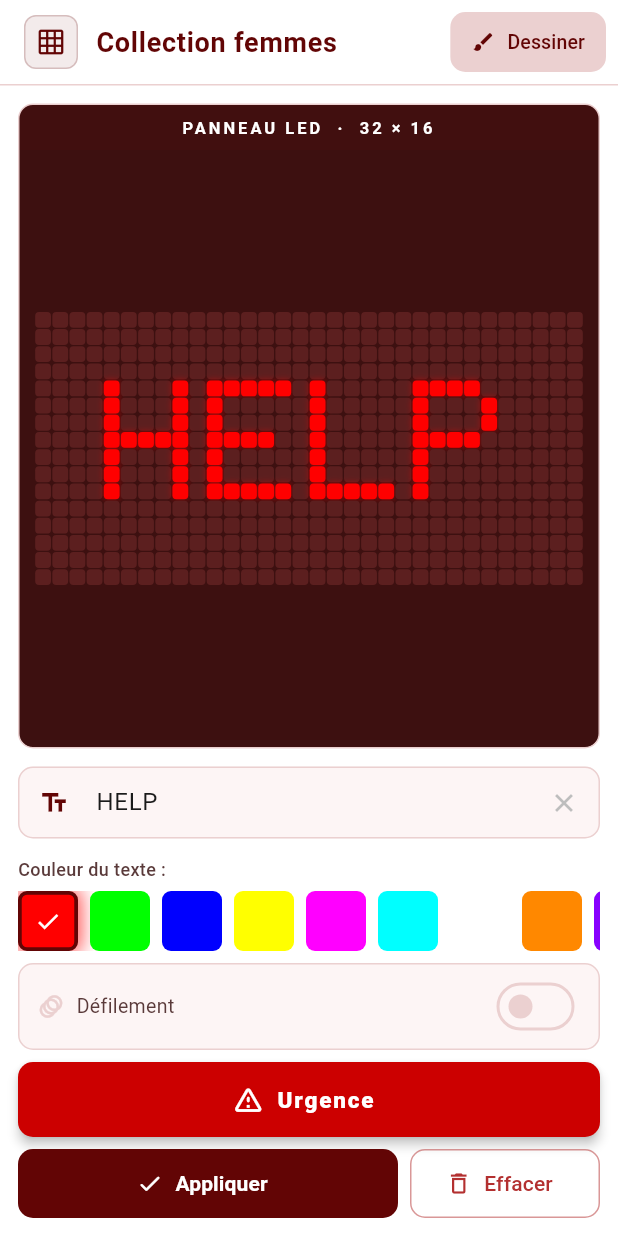
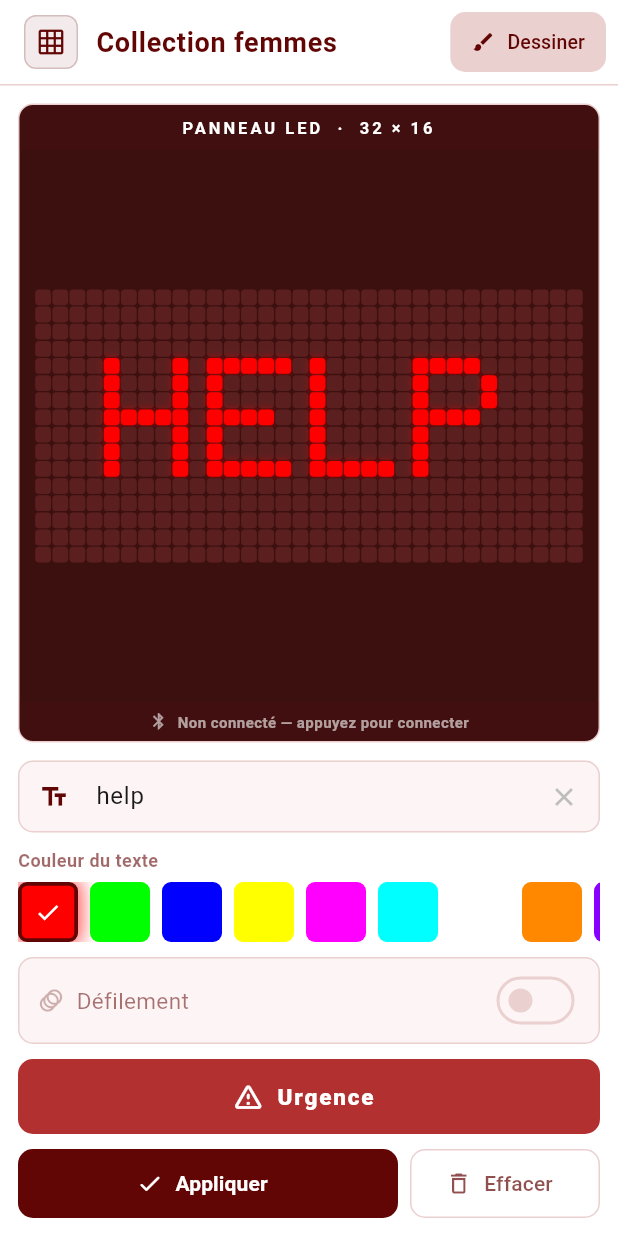
Before and after one commit to Astralale/led_matrix_app, a Flutter app: the screen it shows after launch, after a tap on "Urgence", on a phone screen of 412 x 824 dp. Run offline on Flutter 3.47's test engine with Material 3 defaults, Android fonts, the phone set to English and light mode, and no system bars; our stand-ins replace flutter_blue_plus.

Commit message:
feat: implement BLE functionality and enhance color palette for LED matrix

```diff
--- a/lib/config/constants.dart
+++ b/lib/config/constants.dart
@@ -18,9 +18,31 @@ class AppConstants {
     Color(0xFFFFFFFF), // 7 - Blanc
     Color(0xFFFF8800), // 8 - Orange
     Color(0xFF8800FF), // 9 - Violet
+    Color(0xFFFF1493), // 10 - Rose
+    Color(0xFFFF4400), // 11 - Rouge-orange
+    Color(0xFF80FF00), // 12 - Vert lime
+    Color(0xFF00AAFF), // 13 - Bleu ciel
+    Color(0xFFFFD700), // 14 - Or
+    Color(0xFF00FFB0), // 15 - Turquoise
   ];
 
-  static const List<int> textModeColors = [1, 2, 3, 4, 5, 6, 7, 8, 9];
+  static const List<int> textModeColors = [
+    1,
+    2,
+    3,
+    4,
+    5,
+    6,
+    7,
+    8,
+    9,
+    10,
+    11,
+    12,
+    13,
+    14,
+    15,
+  ];
 
   static const Color backgroundColor = Color(0xFFFFFFFF);
   static const Color surfaceColor = Color(0xFFFDF5F5);
--- a/lib/models/led_matrix.dart
+++ b/lib/models/led_matrix.dart
@@ -40,7 +40,7 @@ class LedMatrix {
 
   void setPixel(int x, int y, int colorIndex) {
     if (_isValidPosition(x, y)) {
-      _pixels[y][x] = colorIndex.clamp(0, 9);
+      _pixels[y][x] = colorIndex.clamp(0, 15);
     }
   }
 
@@ -51,7 +51,7 @@ class LedMatrix {
   void fill(int colorIndex) {
     for (int y = 0; y < height; y++) {
       for (int x = 0; x < width; x++) {
-        _pixels[y][x] = colorIndex.clamp(0, 9);
+        _pixels[y][x] = colorIndex.clamp(0, 15);
       }
     }
   }
--- a/lib/screens/text_mode_screen.dart
+++ b/lib/screens/text_mode_screen.dart
@@ -7,6 +7,7 @@ import '../services/text_renderer.dart';
 import '../widgets/matrix_preview.dart';
 import '../widgets/color_palette.dart';
 import 'draw_mode_screen.dart';
+import '../services/ble_service.dart';
 
 class TextModeScreen extends StatefulWidget {
   const TextModeScreen({super.key});
@@ -33,6 +34,10 @@ class _TextModeScreenState extends State<TextModeScreen> {
   // Draw scroll
   List<List<int>>? _scrollSnapshot;
 
+  // BLE
+  BleConnectionState _bleState = BleService.instance.currentState;
+  StreamSubscription<BleConnectionState>? _bleSub;
+
   @override
   void initState() {
     super.initState();
@@ -40,13 +45,21 @@ class _TextModeScreenState extends State<TextModeScreen> {
       DeviceOrientation.portraitUp,
       DeviceOrientation.portraitDown,
     ]);
+    _bleSub = BleService.instance.stateStream.listen(
+      (state) => setState(() => _bleState = state),
+    );
   }
 
   @override
   void dispose() {
     _scrollTimer?.cancel();
     _textController.dispose();
+    _bleSub?.cancel();
     super.dispose();
+  }
+
+  void _sendCurrentMatrix() {
+    BleService.instance.sendMatrix(_matrix.pixels);
   }
 
   void _applyText() {
@@ -73,6 +86,7 @@ class _TextModeScreenState extends State<TextModeScreen> {
           startX: centeredX.clamp(0, AppConstants.matrixWidth - 1),
         );
       });
+      _sendCurrentMatrix();
     }
   }
 
@@ -95,6 +109,7 @@ class _TextModeScreenState extends State<TextModeScreen> {
             _scrollOffset = AppConstants.matrixWidth;
           }
         });
+        _sendCurrentMatrix();
       },
     );
   }
@@ -164,6 +179,7 @@ class _TextModeScreenState extends State<TextModeScreen> {
             }
           }
         });
+        _sendCurrentMatrix();
       },
     );
   }
@@ -173,11 +189,12 @@ class _TextModeScreenState extends State<TextModeScreen> {
     setState(() {
       _matrix.clear();
     });
+    _sendCurrentMatrix();
   }
 
   void _displayHelp() {
     _stopScrollingAndReset();
-    _textController.text = 'HELP';
+    _textController.text = 'help';
     const helpColor = 1; // Rouge
     const text = 'HELP';
     final centeredX =
@@ -191,6 +208,7 @@ class _TextModeScreenState extends State<TextModeScreen> {
         startX: centeredX.clamp(0, AppConstants.matrixWidth - 1),
       );
     });
+    _sendCurrentMatrix();
   }
 
   Future<void> _openDrawMode() async {
@@ -229,19 +247,19 @@ class _TextModeScreenState extends State<TextModeScreen> {
 
           _buildTextField(),
 
-          const SizedBox(height: 12),
+          const SizedBox(height: 10),
 
           _buildColorSection(),
 
-          const SizedBox(height: 8),
+          const SizedBox(height: 10),
 
           _buildScrollToggle(),
 
-          const SizedBox(height: 8),
+          const SizedBox(height: 10),
 
           _buildHelpButton(),
 
-          const SizedBox(height: 8),
+          const SizedBox(height: 10),
 
           _buildActionButtons(),
         ],
@@ -338,16 +356,16 @@ class _TextModeScreenState extends State<TextModeScreen> {
                 size: 18,
                 color: _scrollEnabled
                     ? AppConstants.accentColor
-                    : AppConstants.borderColor,
+                    : AppConstants.accentColor.withOpacity(0.3),
               ),
               const SizedBox(width: 8),
               Text(
                 'Défilement',
                 style: TextStyle(
-                  fontSize: 13,
+                  fontSize: 15,
                   color: _scrollEnabled
                       ? AppConstants.accentColor
-                      : const Color(0xFF5A3A3A),
+                      : AppConstants.accentColor.withOpacity(0.55),
                   fontWeight: _scrollEnabled
                       ? FontWeight.w600
                       : FontWeight.normal,
@@ -375,20 +393,8 @@ class _TextModeScreenState extends State<TextModeScreen> {
     );
   }
 
-  Widget _buildMatrixPreview() {
-    return Flexible(
-      flex: 2,
-      child: Padding(
-        padding: const EdgeInsets.all(AppConstants.defaultPadding),
-        child: Container(
-          decoration: BoxDecoration(
-            color: const Color(0xFF3D1010),
-            borderRadius: BorderRadius.circular(AppConstants.defaultRadius),
-            border: Border.all(color: AppConstants.borderColor, width: 1),
-          ),
-          child: Column(
-            children: [
-              Container(
+  Widget _buildPanelHeader() {
+    return Container(
       width: double.infinity,
       padding: const EdgeInsets.symmetric(vertical: 7),
       decoration: BoxDecoration(
@@ -407,15 +413,107 @@ class _TextModeScreenState extends State<TextModeScreen> {
           letterSpacing: 2.0,
         ),
       ),
-              ),
-              Expanded(
-                child: ClipRRect(
+    );
+  }
+
+  Widget _buildBleFooter() {
+    final connected = _bleState == BleConnectionState.connected;
+    final scanning =
+        _bleState == BleConnectionState.scanning ||
+        _bleState == BleConnectionState.connecting;
+    final error = _bleState == BleConnectionState.error;
+
+    final Color fg = connected
+        ? AppConstants.successColor
+        : error
+        ? AppConstants.dangerColor
+        : AppConstants.backgroundColor.withOpacity(0.6);
+
+    final IconData icon = connected
+        ? Icons.bluetooth_connected
+        : scanning
+        ? Icons.bluetooth_searching
+        : error
+        ? Icons.bluetooth_disabled
+        : Icons.bluetooth;
+
+    final String label = connected
+        ? 'Panneau connecté — appuyez pour déconnecter'
+        : scanning
+        ? 'Connexion en cours...'
+        : error
+        ? 'Connexion échouée — appuyez pour réessayer'
+        : 'Non connecté — appuyez pour connecter';
+
+    return GestureDetector(
+      onTap: scanning
+          ? null
+          : () {
+              if (connected) {
+                BleService.instance.disconnect();
+              } else {
+                BleService.instance.connect().catchError((_) {});
+              }
+            },
+      child: Container(
+        width: double.infinity,
+        padding: const EdgeInsets.symmetric(horizontal: 10, vertical: 6),
+        decoration: BoxDecoration(
+          color: connected
+              ? AppConstants.successColor.withOpacity(0.10)
+              : error
+              ? AppConstants.dangerColor.withOpacity(0.10)
+              : AppConstants.accentColor.withOpacity(0.12),
           borderRadius: const BorderRadius.vertical(
             bottom: Radius.circular(AppConstants.defaultRadius - 2),
           ),
-                  child: MatrixPreview(matrix: _matrix, showGlow: true),
+        ),
+        child: Row(
+          mainAxisAlignment: MainAxisAlignment.center,
+          children: [
+            if (scanning)
+              SizedBox(
+                width: 11,
+                height: 11,
+                child: CircularProgressIndicator(
+                  strokeWidth: 1.6,
+                  color: AppConstants.backgroundColor.withOpacity(0.6),
+                ),
+              )
+            else
+              Icon(icon, size: 13, color: fg),
+            const SizedBox(width: 6),
+            Text(
+              label,
+              style: TextStyle(
+                color: fg,
+                fontSize: 10,
+                fontWeight: FontWeight.w600,
+                letterSpacing: 0.3,
               ),
             ),
+          ],
+        ),
+      ),
+    );
+  }
+
+  Widget _buildMatrixPreview() {
+    return Flexible(
+      flex: 2,
+      child: Padding(
+        padding: const EdgeInsets.all(AppConstants.defaultPadding),
+        child: Container(
+          decoration: BoxDecoration(
+            color: const Color(0xFF3D1010),
+            borderRadius: BorderRadius.circular(AppConstants.defaultRadius),
+            border: Border.all(color: AppConstants.borderColor, width: 1),
+          ),
+          child: Column(
+            children: [
+              _buildPanelHeader(),
+              Expanded(child: MatrixPreview(matrix: _matrix, showGlow: true)),
+              _buildBleFooter(),
             ],
           ),
         ),
@@ -459,12 +557,13 @@ class _TextModeScreenState extends State<TextModeScreen> {
       child: Column(
         crossAxisAlignment: CrossAxisAlignment.start,
         children: [
-          const Text(
-            'Couleur du texte :',
+          Text(
+            'Couleur du texte',
             style: TextStyle(
-              color: Color(0xFF5A3A3A),
+              color: AppConstants.accentColor.withOpacity(0.6),
               fontSize: 12,
-              fontWeight: FontWeight.w500,
+              fontWeight: FontWeight.w600,
+              letterSpacing: 0.3,
             ),
           ),
           const SizedBox(height: 6),
@@ -500,9 +599,9 @@ class _TextModeScreenState extends State<TextModeScreen> {
             ),
           ),
           style: ElevatedButton.styleFrom(
-            backgroundColor: const Color(0xFFCC0000),
+            backgroundColor: AppConstants.dangerColor,
             foregroundColor: Colors.white,
-            elevation: 3,
+            elevation: 0,
             shape: RoundedRectangleBorder(
               borderRadius: BorderRadius.circular(AppConstants.defaultRadius),
             ),
@@ -533,6 +632,16 @@ class _TextModeScreenState extends State<TextModeScreen> {
                   'Appliquer',
                   style: TextStyle(fontSize: 14, fontWeight: FontWeight.w600),
                 ),
+                style: ElevatedButton.styleFrom(
+                  backgroundColor: AppConstants.accentColor,
+                  foregroundColor: Colors.white,
+                  elevation: 0,
+                  shape: RoundedRectangleBorder(
+                    borderRadius: BorderRadius.circular(
+                      AppConstants.defaultRadius,
+                    ),
+                  ),
+                ),
               ),
             ),
           ),
@@ -546,10 +655,8 @@ class _TextModeScreenState extends State<TextModeScreen> {
                 icon: const Icon(Icons.delete_outline, size: 18),
                 label: const Text('Effacer', style: TextStyle(fontSize: 14)),
                 style: OutlinedButton.styleFrom(
-                  foregroundColor: AppConstants.dangerColor,
-                  side: BorderSide(
-                    color: AppConstants.dangerColor.withOpacity(0.5),
-                  ),
+                  foregroundColor: AppConstants.accentColor.withOpacity(0.7),
+                  side: BorderSide(color: AppConstants.borderColor),
                 ),
               ),
             ),
--- /dev/null
+++ b/lib/services/ble_service.dart
@@ -0,0 +1,189 @@
+import 'dart:async';
+import 'dart:typed_data';
+
+import 'package:flutter_blue_plus/flutter_blue_plus.dart';
+
+/// États possibles de la connexion BLE.
+enum BleConnectionState { disconnected, scanning, connecting, connected, error }
+
+/// Service singleton pour communiquer avec l'ESP32 via BLE.
+///
+/// Protocole de trame :
+///   [0xAA, 0x55, pixel_0, pixel_1, ..., pixel_511]  — 514 octets
+///   Chaque pixel = index couleur 0-9 (correspond à AppConstants.colorPalette)
+class BleService {
+  BleService._();
+  static final BleService instance = BleService._();
+
+  // ─── UUIDs (doivent correspondre au sketch Arduino) ─────────────────────────
+  static const String _serviceUuid = '4fafc201-1fb5-459e-8fcc-c5c9c331914b';
+  static const String _charUuid = 'beb5483e-36e1-4688-b7f5-ea07361b26a8';
+  static const String _deviceName = 'LED_MATRIX';
+
+  // ─── Constantes de protocole ────────────────────────────────────────────────
+  static const int _frameSize = 512; // 32 × 16 pixels
+  static const int _chunkSize = 128; // Taille max d'un paquet BLE (safe)
+  static const int _chunkDelay = 20; // ms entre deux paquets
+
+  // ─── État interne ───────────────────────────────────────────────────────────
+  BluetoothDevice? _device;
+  BluetoothCharacteristic? _characteristic;
+  StreamSubscription? _connSub;
+  bool _sending = false;
+
+  final StreamController<BleConnectionState> _stateCtrl =
+      StreamController<BleConnectionState>.broadcast();
+
+  BleConnectionState _state = BleConnectionState.disconnected;
+
+  /// Flux de l'état de connexion — écouter depuis l'UI.
+  Stream<BleConnectionState> get stateStream => _stateCtrl.stream;
+
+  /// État courant (synchrone).
+  BleConnectionState get currentState => _state;
+
+  bool get isConnected => _state == BleConnectionState.connected;
+
+  // ─── Gestion de l'état ──────────────────────────────────────────────────────
+  void _setState(BleConnectionState s) {
+    _state = s;
+    _stateCtrl.add(s);
+  }
+
+  // ─── Connexion ──────────────────────────────────────────────────────────────
+
+  /// Scanne et se connecte à l'appareil nommé [_deviceName].
+  Future<void> connect() async {
+    if (_state == BleConnectionState.connecting ||
+        _state == BleConnectionState.scanning ||
+        _state == BleConnectionState.connected)
+      return;
+
+    _setState(BleConnectionState.scanning);
+
+    try {
+      // Scan
+      final completer = Completer<BluetoothDevice>();
+      StreamSubscription? scanSub;
+
+      await FlutterBluePlus.startScan(timeout: const Duration(seconds: 12));
+
+      scanSub = FlutterBluePlus.scanResults.listen((results) {
+        for (final r in results) {
+          if (r.device.platformName == _deviceName && !completer.isCompleted) {
+            completer.complete(r.device);
+          }
+        }
+      });
+
+      final device = await completer.future.timeout(
+        const Duration(seconds: 12),
+        onTimeout: () => throw Exception('Appareil "$_deviceName" introuvable'),
+      );
+
+      await FlutterBluePlus.stopScan();
+      await scanSub.cancel();
+
+      _device = device;
+      _setState(BleConnectionState.connecting);
+
+      // Connexion
+      await device.connect(timeout: const Duration(seconds: 10));
+
+      // MTU élevé pour envoyer plusieurs octets par paquet
+      await device.requestMtu(256);
+
+      // Découverte des services
+      final services = await device.discoverServices();
+      BluetoothCharacteristic? char;
+
+      for (final svc in services) {
+        if (svc.uuid.toString().toLowerCase() == _serviceUuid) {
+          for (final c in svc.characteristics) {
+            if (c.uuid.toString().toLowerCase() == _charUuid) {
+              char = c;
+              break;
+            }
+          }
+        }
+      }
+
+      if (char == null) {
+        throw Exception('Caractéristique BLE "$_charUuid" introuvable');
+      }
+
+      _characteristic = char;
+      _setState(BleConnectionState.connected);
+
+      // Surveiller la déconnexion
+      _connSub?.cancel();
+      _connSub = device.connectionState.listen((state) {
+        if (state == BluetoothConnectionState.disconnected) {
+          _characteristic = null;
+          _device = null;
+          _connSub?.cancel();
+          _setState(BleConnectionState.disconnected);
+        }
+      });
+    } on Exception {
+      await FlutterBluePlus.stopScan();
+      _characteristic = null;
+      _device = null;
+      _setState(BleConnectionState.error);
+      rethrow;
+    }
+  }
+
+  /// Déconnecte l'appareil courant.
+  Future<void> disconnect() async {
+    _connSub?.cancel();
+    _connSub = null;
+    await _device?.disconnect();
+    _characteristic = null;
+    _device = null;
+    _setState(BleConnectionState.disconnected);
+  }
+
+  // ─── Envoi de la matrix ─────────────────────────────────────────────────────
+
+  /// Envoie la matrix vers l'ESP32.
+  ///
+  /// [pixels] : liste 16 × 32 d'indices couleur (0-9).
+  /// Retourne silencieusement si non connecté ou si un envoi est déjà en cours.
+  Future<void> sendMatrix(List<List<int>> pixels) async {
+    final char = _characteristic;
+    if (char == null || _sending) return;
+    _sending = true;
+
+    try {
+      // Construction de la trame : [0xAA, 0x55, 512 pixels]
+      final frame = Uint8List(_frameSize + 2);
+      frame[0] = 0xAA;
+      frame[1] = 0x55;
+
+      for (int y = 0; y < pixels.length && y < 16; y++) {
+        for (int x = 0; x < pixels[y].length && x < 32; x++) {
+          frame[2 + y * 32 + x] = pixels[y][x];
+        }
+      }
+
+      // Découpage en paquets et envoi
+      int offset = 0;
+      while (offset < frame.length) {
+        final end = (offset + _chunkSize).clamp(0, frame.length);
+        await char.write(frame.sublist(offset, end), withoutResponse: true);
+        await Future<void>.delayed(const Duration(milliseconds: _chunkDelay));
+        offset = end;
+      }
+    } catch (_) {
+      // Connexion perdue pendant l'envoi — ignorer silencieusement
+    } finally {
+      _sending = false;
+    }
+  }
+
+  void dispose() {
+    _connSub?.cancel();
+    _stateCtrl.close();
+  }
+}
--- a/pubspec.yaml
+++ b/pubspec.yaml
@@ -2,7 +2,7 @@ name: led_matrix_app
 description: "A new Flutter project."
 # The following line prevents the package from being accidentally published to
 # pub.dev using `flutter pub publish`. This is preferred for private packages.
-publish_to: 'none' # Remove this line if you wish to publish to pub.dev
+publish_to: "none" # Remove this line if you wish to publish to pub.dev
 
 # The following defines the version and build number for your application.
 # A version number is three numbers separated by dots, like 1.2.43
@@ -31,9 +31,8 @@ dependencies:
   flutter:
     sdk: flutter
 
-  # The following adds the Cupertino Icons font to your application.
-  # Use with the CupertinoIcons class for iOS style icons.
   cupertino_icons: ^1.0.8
+  flutter_blue_plus: ^1.35.3
 
 dev_dependencies:
   flutter_test:
@@ -51,7 +50,6 @@ dev_dependencies:
 
 # The following section is specific to Flutter packages.
 flutter:
-
   # The following line ensures that the Material Icons font is
   # included with your application, so that you can use the icons in
   # the material Icons class.
```
Also changed, not shown: pubspec.lock, 3 other files. Lines whose indentation alone changed are shown as unchanged.
